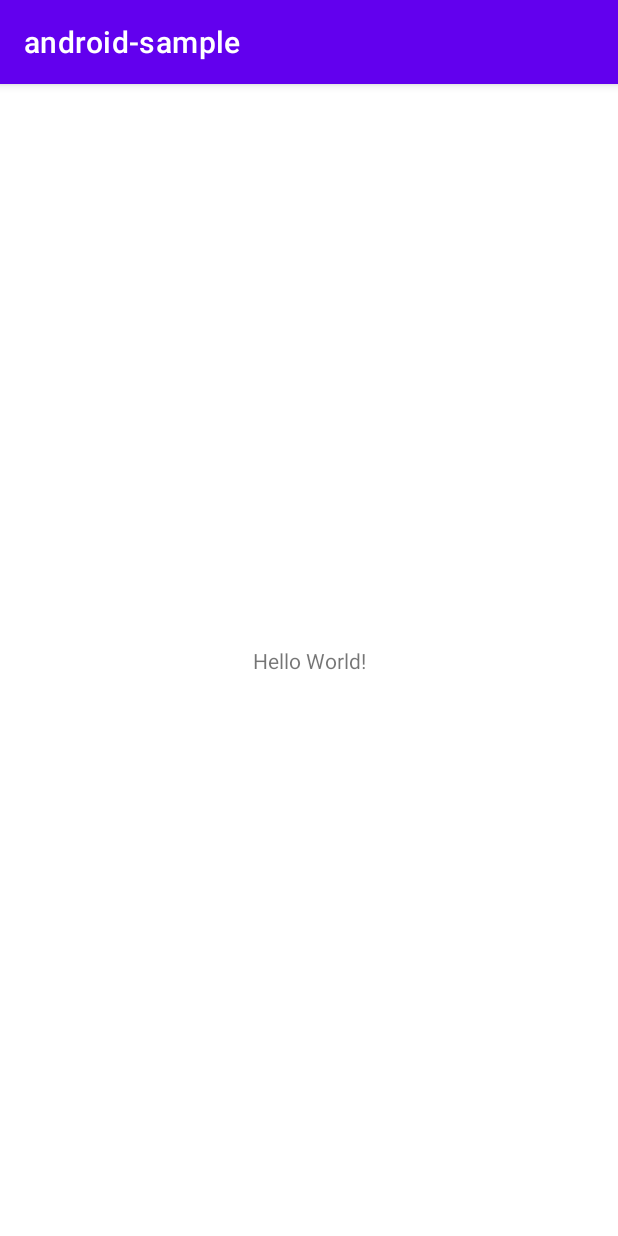
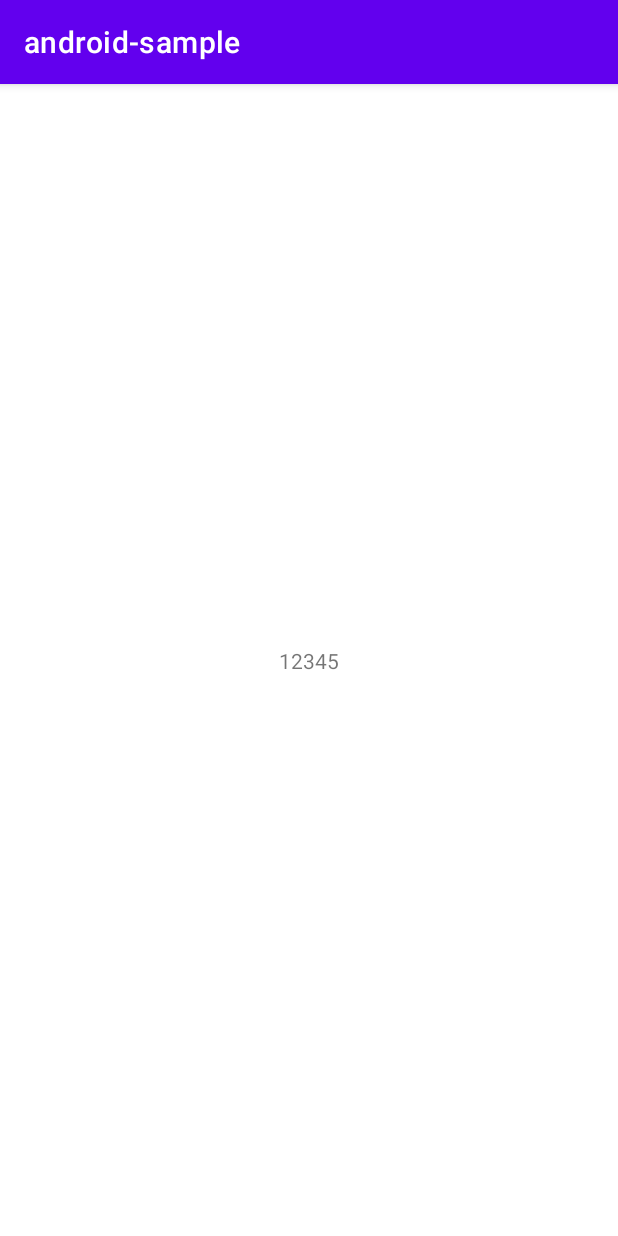
Before and after one commit to hieu-dd/KotlinFullStack, an Android app: the screen it shows after launch (MainActivity), on a phone screen of 412 x 824 dp. Run offline under Robolectric (Android 15) with nearby library versions, the phone set to English and light mode, and no system bars.

Commit message:
+ update sample use share code

```diff
--- a/android-sample/build.gradle.kts
+++ b/android-sample/build.gradle.kts
@@ -27,7 +27,6 @@ android {
 }
 
 dependencies {
-
     implementation("androidx.core:core-ktx:1.5.0")
     implementation("androidx.appcompat:appcompat:1.3.0")
     implementation("com.google.android.material:material:1.3.0")
@@ -35,4 +34,5 @@ dependencies {
     testImplementation("junit:junit:4.+")
     androidTestImplementation("androidx.test.ext:junit:1.1.2")
     androidTestImplementation("androidx.test.espresso:espresso-core:3.3.0")
+    implementation(project(":domain"))
 }
--- a/android-sample/src/main/java/com/example/android_sample/MainActivity.kt
+++ b/android-sample/src/main/java/com/example/android_sample/MainActivity.kt
@@ -2,10 +2,13 @@ package com.example.android_sample
 
 import androidx.appcompat.app.AppCompatActivity
 import android.os.Bundle
+import android.widget.TextView
+import com.example.domain.Main.test
 
 class MainActivity : AppCompatActivity() {
     override fun onCreate(savedInstanceState: Bundle?) {
         super.onCreate(savedInstanceState)
         setContentView(R.layout.activity_main)
+        findViewById<TextView>(R.id.text).text = test()
     }
 }
--- a/android-sample/src/main/res/layout/activity_main.xml
+++ b/android-sample/src/main/res/layout/activity_main.xml
@@ -7,12 +7,13 @@
                                                    tools:context=".MainActivity">
 
 <TextView
+            android:id="@+id/text"
             android:layout_width="wrap_content"
             android:layout_height="wrap_content"
             android:text="Hello World!"
             app:layout_constraintBottom_toBottomOf="parent"
             app:layout_constraintLeft_toLeftOf="parent"
             app:layout_constraintRight_toRightOf="parent"
-        app:layout_constraintTop_toTopOf="parent" />
+            app:layout_constraintTop_toTopOf="parent"/>
 
 </androidx.constraintlayout.widget.ConstraintLayout>
--- a/domain/build.gradle.kts
+++ b/domain/build.gradle.kts
@@ -13,6 +13,7 @@ kotlin {
     jvm() {
 
     }
+
     sourceSets {
         val commonMain by getting {
             dependencies {
--- /dev/null
+++ b/domain/src/commonMain/kotlin/com.example.domain/Main.kt
@@ -0,0 +1,5 @@
+package com.example.domain
+
+object Main {
+    fun test(): String = "12345"
+}
```
Lines whose indentation alone changed are shown as unchanged.
